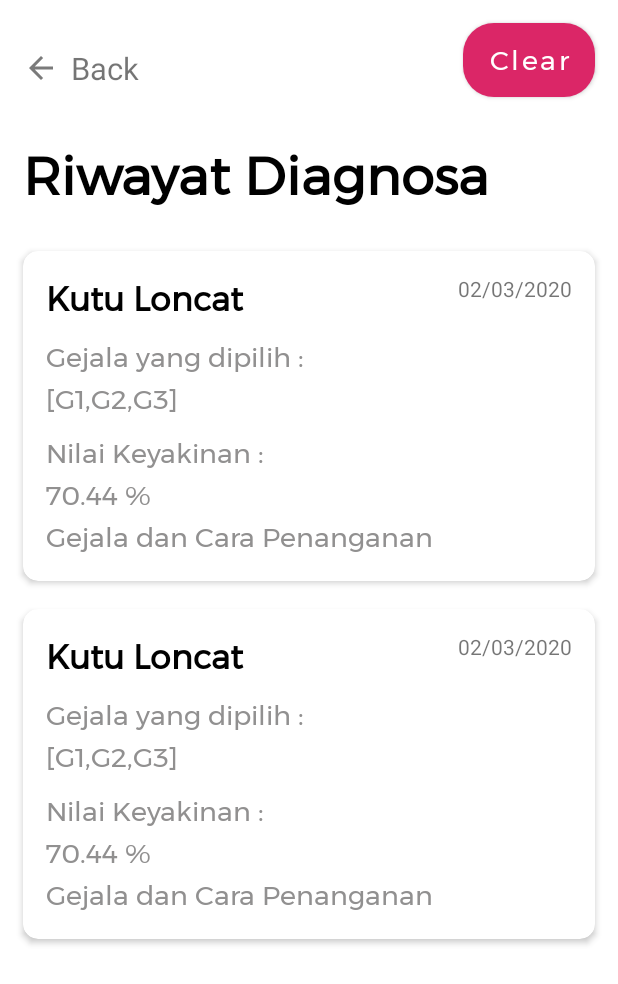
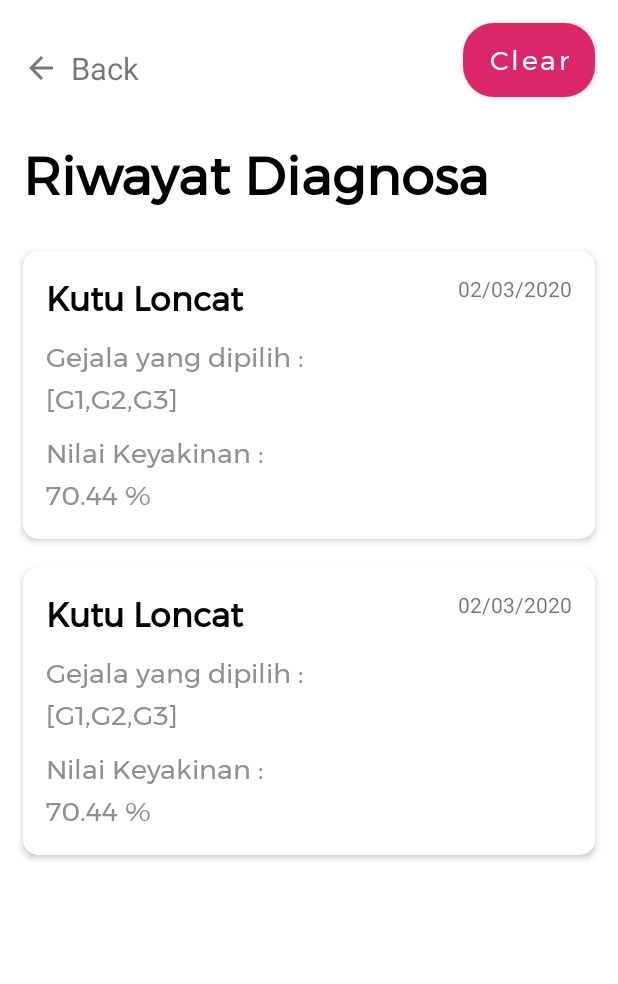
Before and after one commit to radityarin/SispakDurian, an Android app: the layout fragment_history.xml on its own in the app's theme, with its tools: preview values and no code run, on a phone screen of 412 x 824 dp. Shown: the top 984 px of the screen. Run offline under Robolectric (Android 15) with nearby library versions, the phone set to English and light mode, and no system bars.

```diff
--- a/app/src/main/java/com/kelompoksatu/sispakdurian/util/Utils.kt
+++ b/app/src/main/java/com/kelompoksatu/sispakdurian/util/Utils.kt
@@ -36,7 +36,7 @@ object Utils {
             "kutu loncat"-> penanganan = kutuLoncat
             "lebah mini"-> penanganan = lebahMini
             "penggerek buah"-> penanganan = penggerekBuah
-            "embug/engkuk"-> penanganan = embug
+            "embug"-> penanganan = embug
             "ulat penggerek bunga"-> penanganan = ulatPenggerekBunga
             "ulat daun"-> penanganan = ulatDaun
             "rayap"-> penanganan = rayap
--- a/app/src/main/res/layout/item_diagnosis_history.xml
+++ b/app/src/main/res/layout/item_diagnosis_history.xml
@@ -47,7 +47,7 @@
                     android:layout_height="wrap_content"
                     android:layout_marginTop="@dimen/layout_margin3"
                     android:textColor="@color/text_gray"
-                    android:text="Gejala yang dipilih : " />
+                    android:text="@string/gejala_yang_dipilih" />
 
                 <com.google.android.material.textview.MaterialTextView
                     style="@style/subtitle1"
@@ -63,7 +63,7 @@
                     android:layout_height="wrap_content"
                     android:layout_marginTop="@dimen/layout_margin3"
                     android:textColor="@color/text_gray"
-                    android:text="Nilai Keyakinan :" />
+                    android:text="@string/nilai_keyakinan" />
 
                 <com.google.android.material.textview.MaterialTextView
                     style="@style/subtitle1"
@@ -72,15 +72,6 @@
                     android:text="@{String.valueOf(diagnosis.cfMax) + ` %`}"
                     android:textColor="@color/text_gray"
                     tools:text="70.44 %" />
-
-                <com.google.android.material.textview.MaterialTextView
-                    style="@style/subtitle1"
-                    android:layout_width="wrap_content"
-                    android:layout_height="wrap_content"
-                    android:text="@{Utils.INSTANCE.getGejalaDanCaraPenanganan(diagnosis.classificationResultMax)}"
-                    android:textColor="@color/text_gray"
-                    android:maxLines="2"
-                    tools:text="Gejala dan Cara Penanganan" />
 
             </LinearLayout>
 
```
Also changed, not shown: 1 other file.
